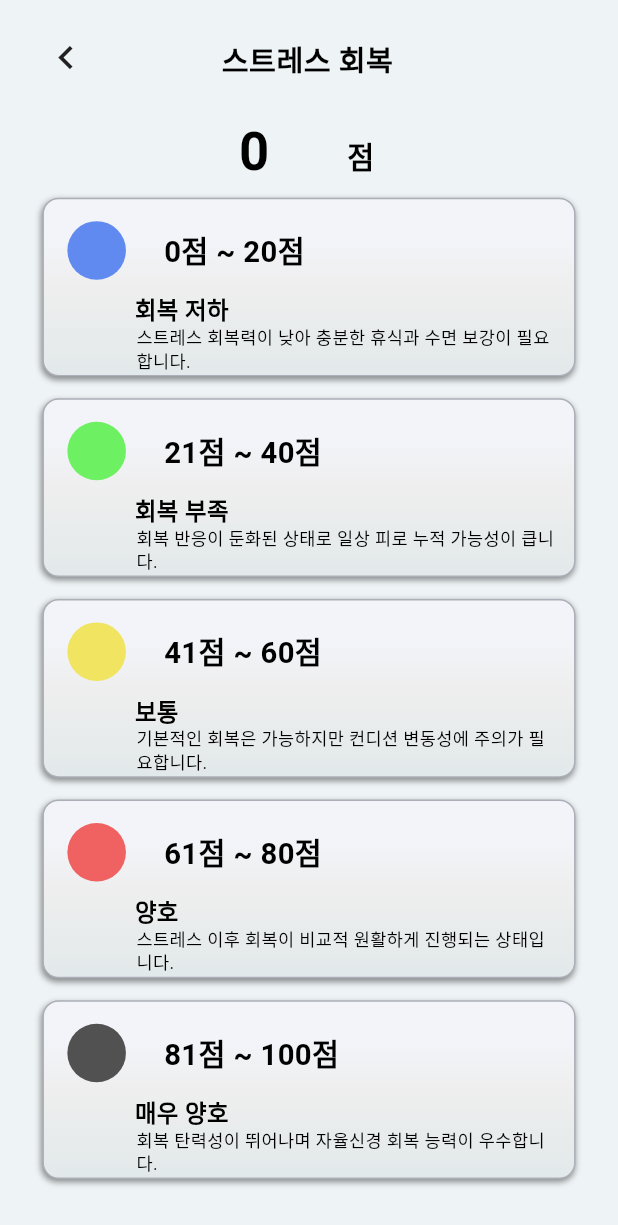
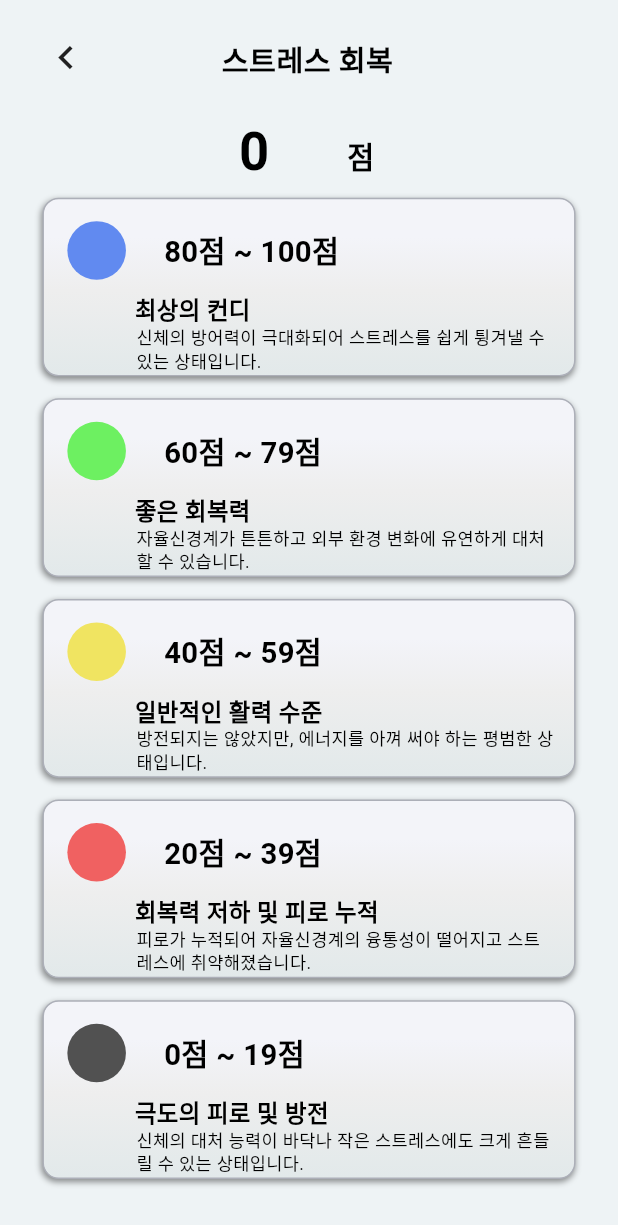
Before and after one commit to AI-Project-2025/rPPG, a Flutter app: the RecoveryDetailScreen screen opened directly with empty values, on a phone screen of 412 x 824 dp. Shown: the top 1225 px of the screen. Run offline on Flutter 3.47's test engine with Material 3 defaults, Android fonts, the phone set to English and light mode, and no system bars; our stand-ins replace camera, permission_handler, wakelock_plus.

Commit message:
오타 수정

```diff
--- a/Client/lib/pages/recovery_detail_page.dart
+++ b/Client/lib/pages/recovery_detail_page.dart
@@ -108,38 +108,38 @@ class RecoveryDetailScreen extends StatelessWidget {
                       children: const [
                         _RecoveryRangeCard(
                           top: 2,
-                          rangeTitle: '0점 ~ 20점',
+                          rangeTitle: '80점 ~ 100점',
                           badgeColor: Color(0xFF618AF0),
-                          stateTitle: '회복 저하',
-                          description: '스트레스 회복력이 낮아 충분한 휴식과 수면 보강이 필요합니다.',
+                          stateTitle: '최상의 컨디',
+                          description: '신체의 방어력이 극대화되어 스트레스를 쉽게 튕겨낼 수 있는 상태입니다.',
                         ),
                         _RecoveryRangeCard(
                           top: 139,
-                          rangeTitle: '21점 ~ 40점',
+                          rangeTitle: '60점 ~ 79점',
                           badgeColor: Color(0xFF6DF061),
-                          stateTitle: '회복 부족',
-                          description: '회복 반응이 둔화된 상태로 일상 피로 누적 가능성이 큽니다.',
+                          stateTitle: '좋은 회복력',
+                          description: '자율신경계가 튼튼하고 외부 환경 변화에 유연하게 대처할 수 있습니다.',
                         ),
                         _RecoveryRangeCard(
                           top: 276,
-                          rangeTitle: '41점 ~ 60점',
+                          rangeTitle: '40점 ~ 59점',
                           badgeColor: Color(0xFFF0E461),
-                          stateTitle: '보통',
-                          description: '기본적인 회복은 가능하지만 컨디션 변동성에 주의가 필요합니다.',
+                          stateTitle: '일반적인 활력 수준',
+                          description: '방전되지는 않았지만, 에너지를 아껴 써야 하는 평범한 상태입니다.',
                         ),
                         _RecoveryRangeCard(
                           top: 413,
-                          rangeTitle: '61점 ~ 80점',
+                          rangeTitle: '20점 ~ 39점',
                           badgeColor: Color(0xFFF06161),
-                          stateTitle: '양호',
-                          description: '스트레스 이후 회복이 비교적 원활하게 진행되는 상태입니다.',
+                          stateTitle: '회복력 저하 및 피로 누적',
+                          description: '피로가 누적되어 자율신경계의 융통성이 떨어지고 스트레스에 취약해졌습니다.',
                         ),
                         _RecoveryRangeCard(
                           top: 550,
-                          rangeTitle: '81점 ~ 100점',
+                          rangeTitle: '0점 ~ 19점',
                           badgeColor: Color(0xFF515151),
-                          stateTitle: '매우 양호',
-                          description: '회복 탄력성이 뛰어나며 자율신경 회복 능력이 우수합니다.',
+                          stateTitle: '극도의 피로 및 방전',
+                          description: '신체의 대처 능력이 바닥나 작은 스트레스에도 크게 흔들릴 수 있는 상태입니다.',
                         ),
                       ],
                     ),
```
